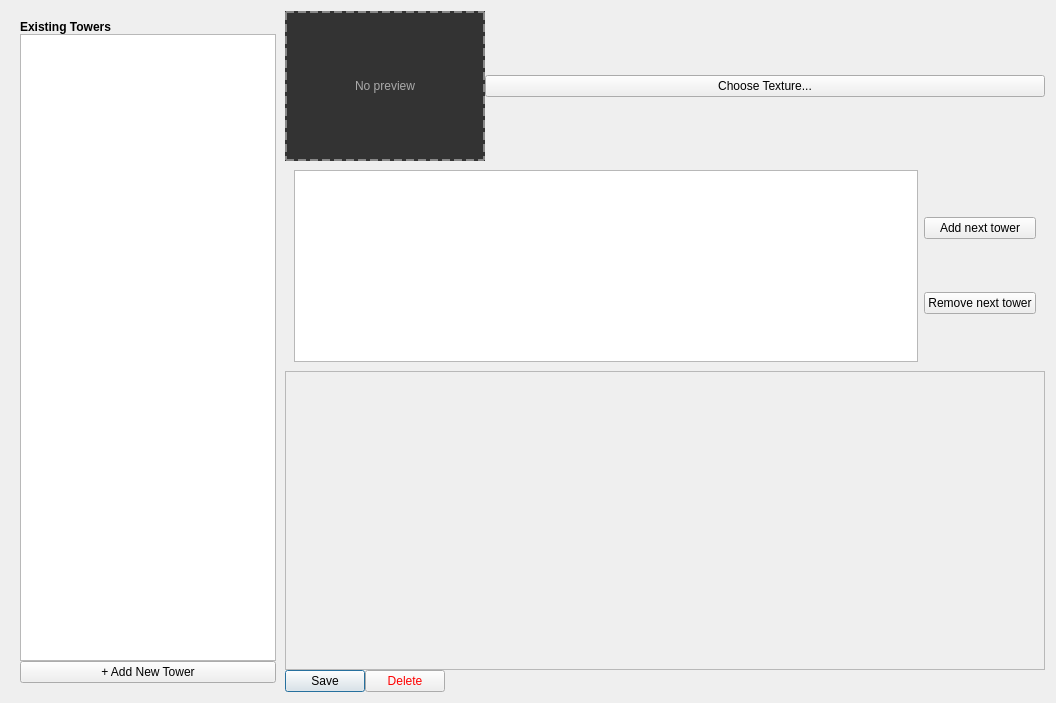
Above: editor/src/Editors/TowerEditor.ui from povidllo/Tower-Defence before the change. Below: the same form after it.
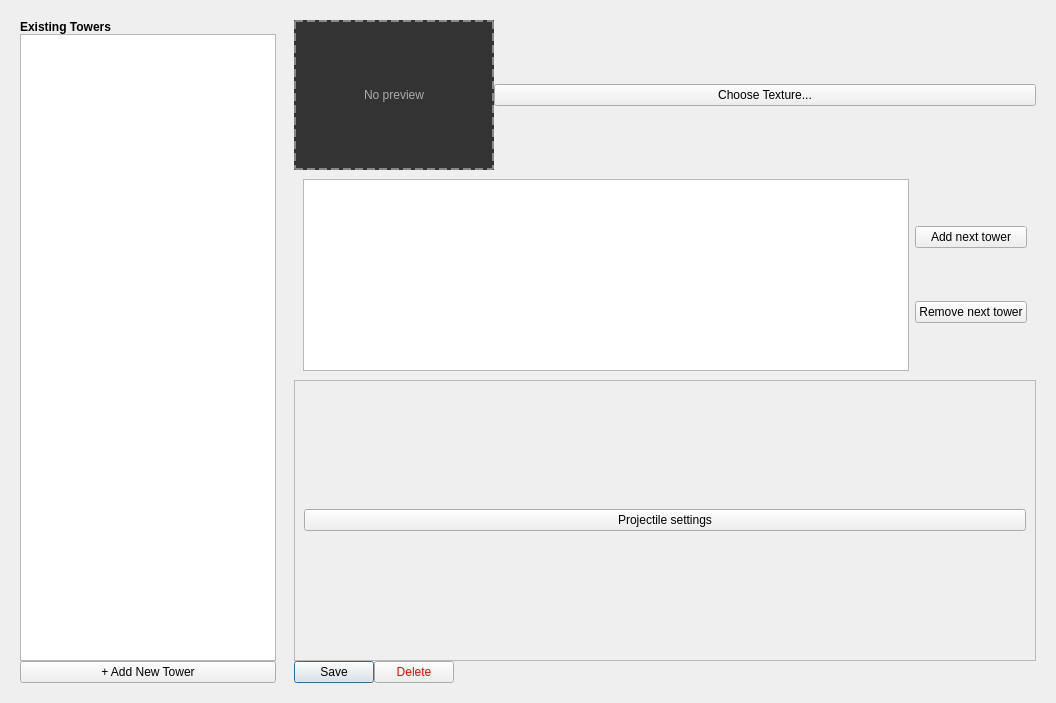
That is the form after the change. Icons and pictures are not drawn.

Diff of the .ui file:
```diff
--- a/editor/src/Editors/TowerEditor.ui
+++ b/editor/src/Editors/TowerEditor.ui
@@ -60,6 +60,7 @@
     </widget>
    </item>
    <item>
+    <widget class="QWidget" name="rightPanel" native="true">
     <layout class="QVBoxLayout" name="rightLayout">
      <property name="spacing">
       <number>0</number>
@@ -110,7 +111,7 @@
       </layout>
      </item>
      <item>
-      <widget class="QWidget" name="" native="true">
+       <widget class="QWidget" name="widget" native="true">
        <property name="sizePolicy">
         <sizepolicy hsizetype="Minimum" vsizetype="Minimum">
          <horstretch>0</horstretch>
@@ -165,8 +166,8 @@
          <rect>
           <x>0</x>
           <y>0</y>
-          <width>774</width>
-          <height>307</height>
+           <width>764</width>
+           <height>287</height>
          </rect>
         </property>
         <layout class="QVBoxLayout" name="editorLayout">
@@ -183,6 +184,13 @@
            </property>
           </layout>
          </item>
+          <item>
+           <widget class="QPushButton" name="projectileSettings">
+            <property name="text">
+             <string>Projectile settings</string>
+            </property>
+           </widget>
+          </item>
         </layout>
        </widget>
       </widget>
@@ -225,6 +233,7 @@
       </layout>
      </item>
     </layout>
+    </widget>
    </item>
   </layout>
  </widget>
```
Lines whose indentation alone changed are shown as unchanged.
